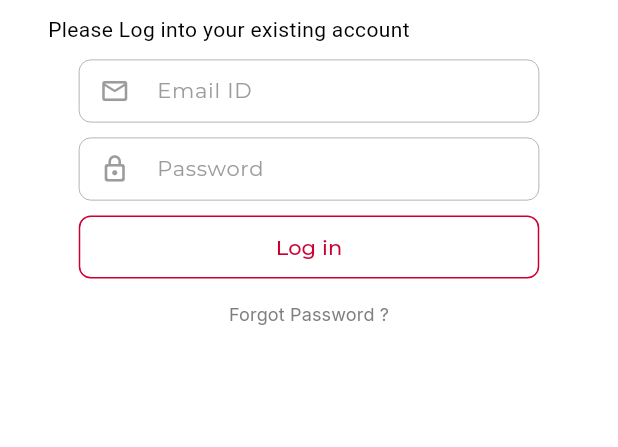
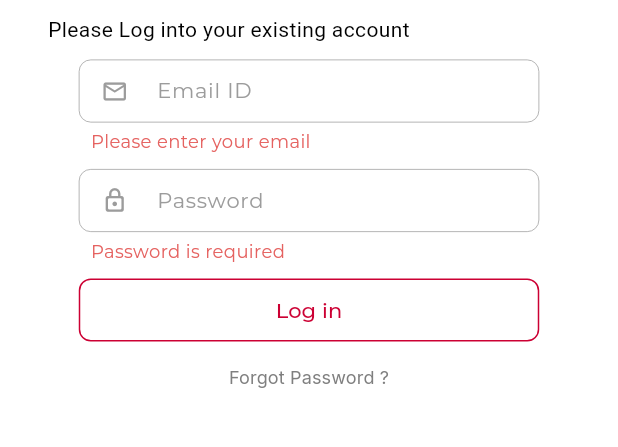
Before and after one commit to nithaparveen/pittappillil_crm, a Flutter app: the screen it shows after launch, after a tap on "Log in", on a phone screen of 412 x 824 dp, the part 485-932 px from its top. Run offline on Flutter 3.47's test engine with Material 3 defaults, Android fonts, the phone set to English and light mode, and no system bars; our stand-ins replace flutter_screenutil, google_fonts, shared_preferences, shimmer; missing offline and left inert: mobile_scanner; network calls fail.

Commit message:
validation/url launcher in forgot pw

```diff
--- a/lib/global_widgets/textfield.dart
+++ b/lib/global_widgets/textfield.dart
@@ -14,6 +14,7 @@ class CustomTextField extends StatelessWidget {
   final void Function(String)? onChanged;
   final VoidCallback? onTap;
   final bool readOnly;
+  final String? Function(String?)? validator;
 
   const CustomTextField({
     super.key,
@@ -28,11 +29,16 @@ class CustomTextField extends StatelessWidget {
     this.onChanged,
     this.onTap,
     this.readOnly = false,
+    this.validator,
   });
 
   @override
   Widget build(BuildContext context) {
-    return SizedBox(
+    return Column(
+      crossAxisAlignment: CrossAxisAlignment.start,
+      mainAxisSize: MainAxisSize.min,
+      children: [
+        SizedBox(
           height: height,
           width: width,
           child: TextFormField(
@@ -44,6 +50,7 @@ class CustomTextField extends StatelessWidget {
               size: 14,
               color: const Color.fromARGB(255, 105, 105, 105),
             ),
+            validator: validator,
             cursorColor: ColorTheme.pRedOrange,
             onChanged: onChanged,
             onTap: onTap,
@@ -51,7 +58,8 @@ class CustomTextField extends StatelessWidget {
             decoration: InputDecoration(
               prefixIcon: prefixIcon,
               suffixIcon: suffixIcon,
-          contentPadding: const EdgeInsets.symmetric(vertical: 12, horizontal: 10),
+              contentPadding:
+                  const EdgeInsets.symmetric(vertical: 12, horizontal: 10),
               border: OutlineInputBorder(
                 borderRadius: BorderRadius.circular(8),
                 borderSide: const BorderSide(
@@ -80,8 +88,44 @@ class CustomTextField extends StatelessWidget {
                 size: 14,
                 color: const Color(0xff9c9c9c),
               ),
+              errorStyle: const TextStyle(height: 0),
+              errorBorder: OutlineInputBorder(
+                borderRadius: BorderRadius.circular(8),
+                borderSide: const BorderSide(
+                  width: 0.5,
+                  color: Colors.red,
                 ),
               ),
+              focusedErrorBorder: OutlineInputBorder(
+                borderRadius: BorderRadius.circular(8),
+                borderSide: const BorderSide(
+                  width: 0.5,
+                  color: Colors.red,
+                ),
+              ),
+            ),
+          ),
+        ),
+        if (validator != null)
+          Padding(
+            padding: const EdgeInsets.only(top: 4, left: 8),
+            child: Builder(
+              builder: (BuildContext context) {
+                final errorText = validator!(controller?.text ?? '');
+                return errorText != null
+                    ? Text(
+                        errorText,
+                        style: GLTextStyles.montserratStyle(
+                          weight: FontWeight.w400,
+                          size: 12,
+                          color: ColorTheme.pRedOrange,
+                        ),
+                      )
+                    : const SizedBox.shrink();
+              },
+            ),
+          ),
+      ],
     );
   }
 }
--- a/lib/presentation/login_screen/controller/login_controller.dart
+++ b/lib/presentation/login_screen/controller/login_controller.dart
@@ -39,8 +39,8 @@ class LoginController extends ChangeNotifier {
             ),
             (route) => false);
       } else {
-        AppUtils.oneTimeSnackBar("Password mismatch",
-            context: context, bgColor: ColorTheme.red);
+        // AppUtils.oneTimeSnackBar("Password mismatch",
+        //     context: context, bgColor: ColorTheme.red);
         log("Else Condition >> Api failed");
       }
     });
--- a/lib/presentation/login_screen/view/login_screen.dart
+++ b/lib/presentation/login_screen/view/login_screen.dart
@@ -5,6 +5,7 @@ import 'package:pittappillil_crm/global_widgets/elevated_button.dart';
 import 'package:pittappillil_crm/global_widgets/textfield.dart';
 import 'package:pittappillil_crm/presentation/login_screen/controller/login_controller.dart';
 import 'package:provider/provider.dart';
+import 'package:url_launcher/url_launcher.dart';
 
 class LoginScreen extends StatefulWidget {
   const LoginScreen({super.key});
@@ -16,6 +17,48 @@ class LoginScreen extends StatefulWidget {
 class _LoginScreenState extends State<LoginScreen> {
   var emailController = TextEditingController();
   var passwordController = TextEditingController();
+  double scale = 1.0;
+  bool isAnimating = false;
+  bool isLoginPressed = false;
+
+  void animateButton() {
+    if (!isAnimating) {
+      setState(() {
+        isAnimating = true;
+        scale = 0.9;
+      });
+
+      Future.delayed(const Duration(milliseconds: 150), () {
+        setState(() {
+          scale = 1.0;
+          isAnimating = false;
+        });
+      });
+    }
+  }
+
+  String? validateEmail(String? value) {
+    if (isLoginPressed) {
+      if (value == null || value.isEmpty) {
+        return 'Please enter your email';
+      }
+      final emailRegExp = RegExp(r'^[\w-\.]+@([\w-]+\.)+[\w-]{2,4}$');
+      if (!emailRegExp.hasMatch(value)) {
+        return 'Please enter a valid email address';
+      }
+    }
+    return null;
+  }
+
+  String? validatePassword(String? value) {
+    if (isLoginPressed) {
+      if (value == null || value.isEmpty) {
+        return 'Password is required';
+      }
+    }
+    return null;
+  }
+
   @override
   Widget build(BuildContext context) {
     return Scaffold(
@@ -48,8 +91,11 @@ class _LoginScreenState extends State<LoginScreen> {
                 width: 58,
                 decoration: const BoxDecoration(
                   image: DecorationImage(
-                          image: AssetImage("assets/logo.png"))),
-                )),
+                    image: AssetImage("assets/logo.png"),
+                  ),
+                ),
+              ),
+            ),
             Padding(
               padding: const EdgeInsets.only(left: 32, right: 32),
               child: Column(
@@ -62,7 +108,6 @@ class _LoginScreenState extends State<LoginScreen> {
                       size: 30,
                       weight: FontWeight.w400,
                       color: ColorTheme.pink,
-                      // height: 68 / 39,
                       letterSpacing: -0.3,
                     ),
                     textAlign: TextAlign.left,
@@ -73,7 +118,6 @@ class _LoginScreenState extends State<LoginScreen> {
                       size: 42,
                       weight: FontWeight.w700,
                       color: ColorTheme.pink,
-                      // height: 68 / 39,
                       letterSpacing: -0.3,
                     ),
                     textAlign: TextAlign.left,
@@ -85,8 +129,6 @@ class _LoginScreenState extends State<LoginScreen> {
                       size: 14,
                       weight: FontWeight.w400,
                       color: ColorTheme.black,
-                      // height: 68 / 39,
-                      // letterSpacing: -0.3,
                     ),
                     textAlign: TextAlign.left,
                   ),
@@ -101,10 +143,11 @@ class _LoginScreenState extends State<LoginScreen> {
                           hintText: "Email ID",
                           prefixIcon: const Icon(
                             Icons.email_outlined,
-                            size: 20,
+                            size: 18,
                             color: Color(0xff9c9c9c),
                           ),
                           keyboardType: TextInputType.emailAddress,
+                          validator: validateEmail,
                         ),
                         const SizedBox(height: 10),
                         CustomTextField(
@@ -114,31 +157,55 @@ class _LoginScreenState extends State<LoginScreen> {
                           hintText: "Password",
                           prefixIcon: const Icon(
                             Icons.lock_outline_rounded,
-                            size: 20,
+                            size: 18,
                             color: Color(0xff9c9c9c),
                           ),
                           isPasswordField: true,
+                          validator: validatePassword,
                         ),
                         const SizedBox(height: 10),
-                        CustomButton(
+                        AnimatedScale(
+                          scale: scale,
+                          duration: const Duration(milliseconds: 300),
+                          curve: Curves.easeInOut,
+                          child: CustomButton(
                             width: 307.0,
                             height: 42.0,
                             text: "Log in",
                             backgroundColor: Colors.white,
                             onPressed: () {
-                            Provider.of<LoginController>(context, listen: false)
-                                .onLogin(emailController.text.trim(),
-                                    passwordController.text.trim(), context);
+                              setState(() {
+                                isLoginPressed = true;
+                              });
+                              animateButton();
+                              Provider.of<LoginController>(context,
+                                      listen: false)
+                                  .onLogin(
+                                emailController.text.trim(),
+                                passwordController.text.trim(),
+                                context,
+                              );
                             },
                           ),
+                        ),
                         TextButton(
-                          onPressed: () {},
+                          onPressed: () async {
+                            const url =
+                                'https://crm.pittappillilonline.com/forgot-password';
+                            if (await canLaunchUrl(Uri.parse(url))) {
+                              await launchUrl(Uri.parse(url),
+                                  mode: LaunchMode.externalApplication);
+                            } else {
+                              throw 'Could not launch $url';
+                            }
+                          },
                           child: Text(
                             "Forgot Password ?",
                             style: GLTextStyles.interStyle(
                               size: 12,
                               weight: FontWeight.w400,
-                                color: const Color(0xff7f7f7f)),
+                              color: const Color(0xff7f7f7f),
+                            ),
                           ),
                         )
                       ],
--- a/pubspec.yaml
+++ b/pubspec.yaml
@@ -44,6 +44,7 @@ dependencies:
   mobile_scanner: ^5.1.1
   flutter_screenutil: ^5.9.3
   shimmer: ^3.0.0
+  url_launcher: ^6.3.0
 
 
 dev_dependencies:
```
Also changed, not shown: pubspec.lock, 6 other files. Lines whose indentation alone changed are shown as unchanged.
